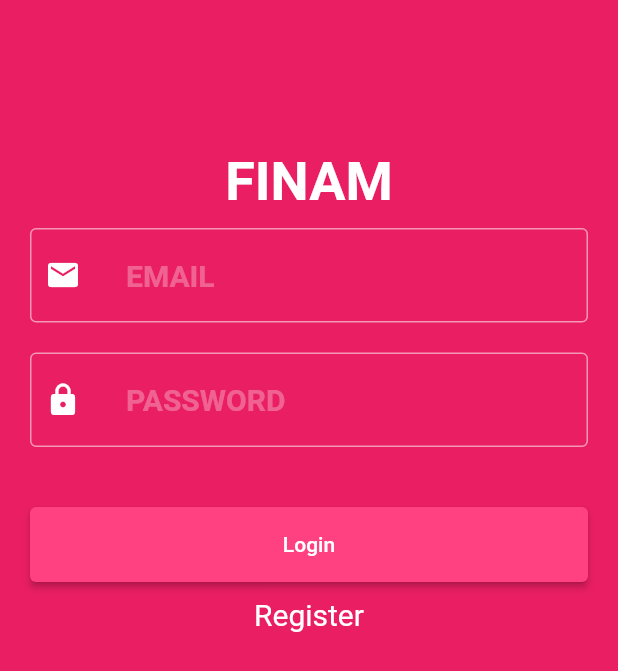
After one commit to Nairaceorex/Finam, a Flutter app: the AuthPage screen opened directly, on a phone screen of 412 x 824 dp. The commit adds this screen. Shown: the top 671 px of the screen. Run offline on Flutter 3.47's test engine with Material 2 defaults, Android fonts, the phone set to English and light mode, and no system bars.

Commit message:
reg/auth page(design v1.0)

```diff
--- a/lib/CustomWidgets/FormTerminal.dart
+++ b/lib/CustomWidgets/FormTerminal.dart
@@ -69,12 +69,12 @@ class FormTerminalState extends State {
                     if(_formKey.currentState!.validate())
                       ScaffoldMessenger.of(context).showSnackBar(
                           SnackBar(
-                            content: Text('Форма успешно заполнена'),
+                            content: Text('Операция успешно выполнена'),
                             backgroundColor: Colors.green,
                           )
                       );
                   },
-                    child: Text('Проверить'),
+                    child: Text('Выполнить'),
                     style: ElevatedButton.styleFrom(
                       primary: Colors.pinkAccent, // background
                       onPrimary: Colors.white, // foreground
--- /dev/null
+++ b/lib/Pages/AuthPage.dart
@@ -0,0 +1,179 @@
+import 'package:banking/CustomWidgets/HomeWidget.dart';
+import 'package:banking/Pages/HomePage.dart';
+import 'package:banking/Pages/LandingPage.dart';
+import 'package:flutter/cupertino.dart';
+import 'package:flutter/material.dart';
+
+class AuthPage extends StatefulWidget{
+  AuthPage({Key? key}) : super(key: key);
+
+  @override
+  _AuthPageState createState() => _AuthPageState();
+}
+
+class _AuthPageState extends State<AuthPage>{
+  TextEditingController _emailController = TextEditingController();
+  TextEditingController _passwordController = TextEditingController();
+  String? _email;
+  String? _password;
+  bool showLogin = true;
+
+  @override
+  Widget build(BuildContext context) {
+
+    Widget _logo(){
+      return Padding(
+        padding: EdgeInsets.only(top:100),
+        child: Container(
+          child: Align(
+            child: Text(
+                "FINAM",
+                style: TextStyle(
+                  fontSize: 36,
+                  fontWeight:FontWeight.bold,
+                  color: Colors.white
+                )
+            ),
+          ),
+        ),
+
+      );
+    }
+
+    Widget _input(Icon icon, String hint, TextEditingController controller, bool obscure){
+      return Container(
+        padding: EdgeInsets.only(left: 20, right: 20),
+        child: TextField(
+          controller: controller,
+          obscureText: obscure,
+          style: TextStyle(fontSize: 20,color: Colors.white),
+          decoration: InputDecoration(
+            hintStyle: TextStyle(fontWeight: FontWeight.bold, fontSize: 20, color: Colors.white30),
+            hintText: hint,
+            focusedBorder: OutlineInputBorder(
+              borderSide: BorderSide(color: Colors.white, width: 3)
+            ),
+            enabledBorder: OutlineInputBorder(
+                borderSide: BorderSide(color: Colors.white54, width: 1)
+            ),
+            prefixIcon: Padding(
+              padding: EdgeInsets.only(left: 10, right: 30),
+              child: IconTheme(
+                data: IconThemeData(color: Colors.white,),
+                child: icon,
+              ),
+
+            )
+          ),
+        ),
+      );
+    }
+
+    Widget _button(String text, void func()){
+      return ElevatedButton(
+        onPressed: (){
+          // Переходим к новому маршруту
+          /*Navigator.push(context, MaterialPageRoute(builder: (context) {
+            return MyHomePage();
+          }));*/
+        func();
+      },
+        child: Text(text),
+        style: ElevatedButton.styleFrom(
+          primary: Colors.pinkAccent, // background
+          onPrimary: Colors.white, // foreground
+        ),
+      );
+    }
+
+    Widget _form(String label, void func()){
+      return Container(
+        child: Column(
+          children: <Widget>[
+            Padding(
+              padding: EdgeInsets.only(bottom: 20, top: 10),
+              child: _input(Icon(Icons.email),"EMAIL", _emailController,false),
+              //child: Text("Email"),
+            ),
+            Padding(
+              padding: EdgeInsets.only(bottom: 20),
+              child: _input(Icon(Icons.lock),"PASSWORD", _passwordController,true),
+              //child: Text("Password"),
+            ),
+
+            SizedBox(height: 20,),
+
+            Padding(
+              padding: EdgeInsets.only(
+                  left: 20, right: 20
+                ),
+              child: Container(
+                height: 50,
+                width: MediaQuery.of(context).size.width,
+                child: _button(label,func),
+              ),
+            )
+          ],
+        ),
+      );
+    }
+
+    void _buttonAction(){
+      _email = _emailController.text;
+      _password = _passwordController.text;
+
+      _emailController.clear();
+      _passwordController.clear();
+
+
+    }
+
+    return Scaffold(
+      backgroundColor: Theme.of(context).primaryColor,
+      body: Column(
+        children: <Widget>[
+          _logo(),
+          (
+            showLogin ? Column(
+              children: <Widget>[
+                _form("Login",_buttonAction),
+                Padding(
+                  padding: EdgeInsets.all(10),
+                  child: GestureDetector(
+                    child: Text("Register", style: TextStyle(fontSize: 20, color: Colors.white),
+                    ),
+                    onTap:(){
+                      setState((){
+                        showLogin = false;
+
+                  });
+                  },
+                  ),
+                )
+              ]
+            )
+            : Column(
+                children: <Widget>[
+                  _form("Register",_buttonAction),
+                  Padding(
+                    padding: EdgeInsets.all(10),
+                    child: GestureDetector(
+                      child: Text("Register?", style: TextStyle(fontSize: 20, color: Colors.white),
+                      ),
+                      onTap:(){
+                        setState((){
+                          showLogin = true;
+                        });
+                      },
+                    ),
+                  )
+                ]
+            )
+          ),
+
+
+        ],
+      ),
+    );
+  }
+}
--- a/lib/main.dart
+++ b/lib/main.dart
@@ -1,4 +1,5 @@
 import 'package:banking/CustomWidgets/HomeWidget.dart';
+import 'package:banking/Pages/LandingPage.dart';
 import 'package:flutter/material.dart';
 
 void main() {
@@ -11,11 +12,12 @@ class MyApp extends StatelessWidget {
     return MaterialApp(
       debugShowCheckedModeBanner: false,
       title: 'Finam',
+
       theme: ThemeData(
         primarySwatch: Colors.pink,
         visualDensity: VisualDensity.adaptivePlatformDensity,
       ),
-      home: MyHomePage(),
+      home: LandindPage(),
     );
   }
 }
```
Also changed, not shown: lib/CustomWidgets/HomePageWidget.dart (+94 -72 lines), lib/CustomWidgets/HomeWidget.dart (+7 -0 lines), lib/Pages/LandingPage.dart (added, +17 -0 lines), 6 other files.
